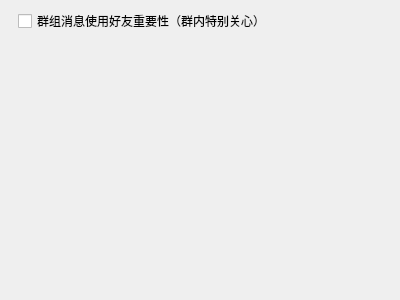
The window that widgets/settings/specialwidget.ui (iwxyi/CatlikeQQ) describes before a commit, drawn with Qt 5.
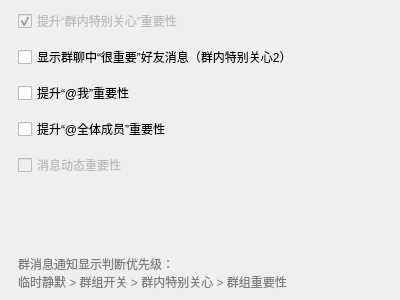
The same window after the commit.

Commit message: 新增提升艾特消息重要性开关

The edit to the form file:
```diff
--- a/widgets/settings/specialwidget.ui
+++ b/widgets/settings/specialwidget.ui
@@ -29,13 +29,68 @@
    <property name="bottomMargin">
     <number>9</number>
    </property>
+   <item>
+    <widget class="QCheckBox" name="improveAtMeImportanceCheck_2">
+     <property name="enabled">
+      <bool>false</bool>
+     </property>
+     <property name="toolTip">
+      <string>提升群聊中的“群内特别关心”消息一个级别重要性
+例如，一般 -&gt; 重要，重要 -&gt; 很重要
+可与“@全体成员”、“@我”叠加</string>
+     </property>
+     <property name="text">
+      <string>提升“群内特别关心”重要性</string>
+     </property>
+     <property name="checked">
+      <bool>true</bool>
+     </property>
+    </widget>
+   </item>
    <item>
     <widget class="QCheckBox" name="groupUseFriendImportanceCheck">
      <property name="toolTip">
       <string>&lt;html&gt;&lt;head/&gt;&lt;body&gt;&lt;p&gt;重要好友发来的消息，覆盖群组重要性，强制显示通知。&lt;/p&gt;&lt;p&gt;如果未设置好友重要性，则不影响通知。&lt;/p&gt;&lt;p&gt;目前仅支持“很重要”好友，显示其所有群组消息（除非静默）&lt;/p&gt;&lt;/body&gt;&lt;/html&gt;</string>
      </property>
      <property name="text">
-      <string>群组消息使用好友重要性（群内特别关心）</string>
+      <string>显示群聊中“很重要”好友消息（群内特别关心2）</string>
+     </property>
+    </widget>
+   </item>
+   <item>
+    <widget class="QCheckBox" name="improveAtMeImportanceCheck">
+     <property name="toolTip">
+      <string>提升群聊中的“@我”消息一个级别重要性
+例如，一般 -&gt; 重要，重要 -&gt; 很重要
+可与“@全体成员”、“群内特别关心”叠加</string>
+     </property>
+     <property name="text">
+      <string>提升“@我”重要性</string>
+     </property>
+    </widget>
+   </item>
+   <item>
+    <widget class="QCheckBox" name="improveAtAllImportanceCheck">
+     <property name="toolTip">
+      <string>提升群聊中的“@全体成员”消息一个级别重要性
+例如，一般 -&gt; 重要，重要 -&gt; 很重要
+可与“@我”、“群内特别关心”叠加</string>
+     </property>
+     <property name="text">
+      <string>提升“@全体成员”重要性</string>
+     </property>
+    </widget>
+   </item>
+   <item>
+    <widget class="QCheckBox" name="dynamicImportanceCheck">
+     <property name="enabled">
+      <bool>false</bool>
+     </property>
+     <property name="toolTip">
+      <string>&lt;html&gt;&lt;head/&gt;&lt;body&gt;&lt;p&gt;根据聊天内容智能上调消息重要性&lt;/p&gt;&lt;p&gt;例如，在群组中发送疑问句后，临时提升群组消息一个级别&lt;/p&gt;&lt;/body&gt;&lt;/html&gt;</string>
+     </property>
+     <property name="text">
+      <string>消息动态重要性</string>
      </property>
     </widget>
    </item>
@@ -47,11 +102,22 @@
      <property name="sizeHint" stdset="0">
       <size>
        <width>20</width>
-       <height>251</height>
+       <height>101</height>
       </size>
      </property>
     </spacer>
    </item>
+   <item>
+    <widget class="QLabel" name="label">
+     <property name="styleSheet">
+      <string notr="true">color: gray;</string>
+     </property>
+     <property name="text">
+      <string>群消息通知显示判断优先级：
+临时静默 &gt; 群组开关 &gt; 群内特别关心 &gt; 群组重要性</string>
+     </property>
+    </widget>
+   </item>
   </layout>
  </widget>
  <resources/>
```
Left out of the diff: 3 changed lines with no effect on the pictures. The commit also changes 7 other files.
